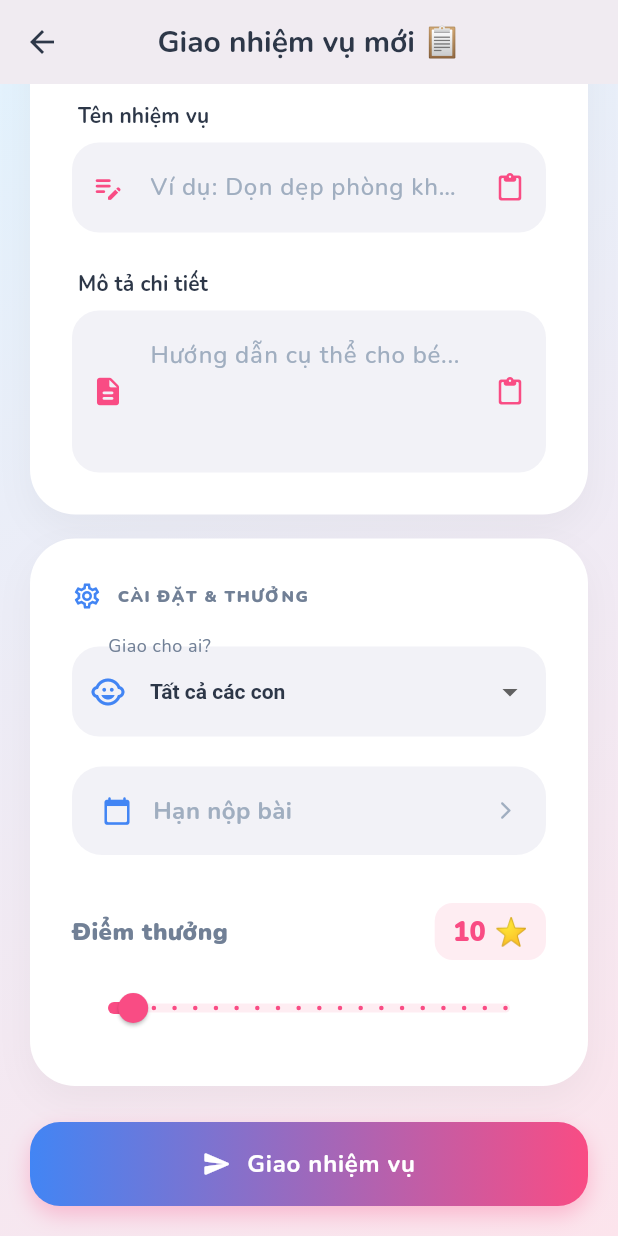
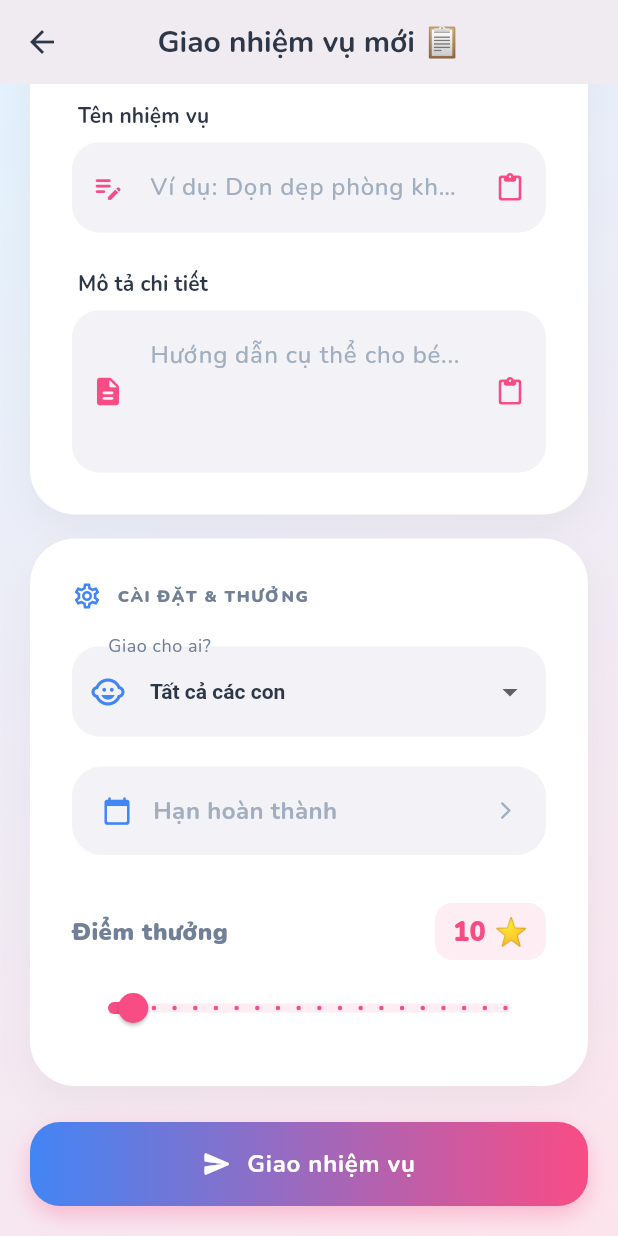
Before and after one commit to 2amStock/Famihub-client, a Flutter app: the CreateTaskScreen screen opened directly, scrolled down 81 dp, on a phone screen of 412 x 824 dp. Run offline on Flutter 3.47's test engine with Material 3 defaults, Android fonts, the phone set to English and light mode, and no system bars; our stand-ins replace cached_network_image, dio, flutter_secure_storage, google_fonts, image_picker, pinput and 1 more; accounts and stored records are empty.

```diff
--- a/lib/presentation/child/my_tasks_screen.dart
+++ b/lib/presentation/child/my_tasks_screen.dart
@@ -205,7 +205,7 @@ class _TaskList extends StatelessWidget {
                     const Spacer(),
                     if (canSubmit)
                       FamiButton(
-                        text: task.isRejected ? 'Nộp lại' : 'Nộp bài',
+                        text: task.isRejected ? 'Chụp lại' : 'Chụp ảnh',
                         icon: Icons.camera_alt_rounded,
                         width: 160,
                         height: 44,
@@ -246,16 +246,16 @@ class _TaskList extends StatelessWidget {
       if (!context.mounted) return;
 
       // Hiển thị loading
-      UIHelpers.showMessageBox(context, 'Thông báo', 'Đang nộp minh chứng...');
+      UIHelpers.showMessageBox(context, 'Thông báo', 'Đang gửi ảnh...');
 
       final bytes = await image.readAsBytes();
       final success = await context.read<TaskProvider>().submitTask(taskId, null, bytes, image.name);
 
       if (!context.mounted) return;
       if (success) {
-        UIHelpers.showMessageBox(context, 'Thành công', 'Đã nộp minh chứng thành công!');
+        UIHelpers.showMessageBox(context, 'Thành công', 'Đã gửi ảnh thành công!');
       } else {
-        UIHelpers.showMessageBox(context, 'Lỗi', 'Có lỗi xảy ra khi nộp.', isError: true);
+        UIHelpers.showMessageBox(context, 'Lỗi', 'Có lỗi xảy ra khi gửi ảnh.', isError: true);
       }
     }
   }
--- a/lib/presentation/parent/create_task_screen.dart
+++ b/lib/presentation/parent/create_task_screen.dart
@@ -284,7 +284,7 @@ class _CreateTaskScreenState extends State<CreateTaskScreen> {
                               Expanded(
                                 child: Text(
                                   _dueDate == null
-                                      ? 'Hạn nộp bài'
+                                      ? 'Hạn hoàn thành'
                                       : DateFormat('HH:mm - dd/MM/yyyy').format(_dueDate!),
                                   style: TextStyle(
                                       color: _dueDate == null
--- a/lib/presentation/parent/parent_main_screen.dart
+++ b/lib/presentation/parent/parent_main_screen.dart
@@ -68,7 +68,7 @@ class _ParentMainScreenState extends State<ParentMainScreen> {
                 BottomNavigationBarItem(
                   icon: Icon(Icons.assignment_outlined),
                   activeIcon: Icon(Icons.assignment_rounded),
-                  label: 'Task',
+                  label: 'Nhiệm vụ',
                 ),
                 BottomNavigationBarItem(
                   icon: Icon(Icons.auto_awesome_outlined),
--- a/lib/presentation/parent/task_detail_screen.dart
+++ b/lib/presentation/parent/task_detail_screen.dart
@@ -67,7 +67,7 @@ class _TaskDetailScreenState extends State<TaskDetailScreen> {
           content: Column(
             mainAxisSize: MainAxisSize.min,
             children: [
-              const Text('Con sẽ thấy lý do này để sửa bài nộp đấy.',
+              const Text('Con sẽ thấy lý do này để chụp ảnh lại đấy.',
                 style: TextStyle(color: AppColors.textSecondary, fontSize: 13)),
               const SizedBox(height: 20),
               FamiTextField(
@@ -226,7 +226,7 @@ class _TaskDetailScreenState extends State<TaskDetailScreen> {
                             child: const Icon(Icons.photo_library_rounded, color: AppColors.primary, size: 18),
                           ),
                           const SizedBox(width: 12),
-                          Text('BẰNG CHỨNG CỦA CON',
+                          Text('ẢNH CHỤP CỦA CON',
                               style: Theme.of(context).textTheme.labelSmall?.copyWith(
                                 color: AppColors.textSecondary, fontWeight: FontWeight.w900, letterSpacing: 1)),
                         ],
--- a/lib/presentation/parent/task_list_screen.dart
+++ b/lib/presentation/parent/task_list_screen.dart
@@ -167,7 +167,7 @@ class _TaskTabView extends StatelessWidget {
                           Icon(Icons.photo_camera_rounded,
                               size: 14, color: AppColors.submitted),
                           SizedBox(width: 6),
-                          Text('Đã nộp ảnh bằng chứng – chờ phụ huynh duyệt',
+                          Text('Đã gửi ảnh hoàn thành – chờ phụ huynh duyệt',
                               style: TextStyle(
                                   fontSize: 12, color: AppColors.submitted,
                                   fontWeight: FontWeight.w600)),
--- a/pubspec.yaml
+++ b/pubspec.yaml
@@ -3,7 +3,7 @@ description: FamiHub - Ứng dụng quản lý gia đình
 
 publish_to: 'none'
 
-version: 1.0.0+1
+version: 1.0.2+3
 
 environment:
   sdk: '>=3.0.0 <4.0.0'
```
Also changed, not shown: lib/presentation/subscription/subscription_screen.dart (+5 -2 lines).
